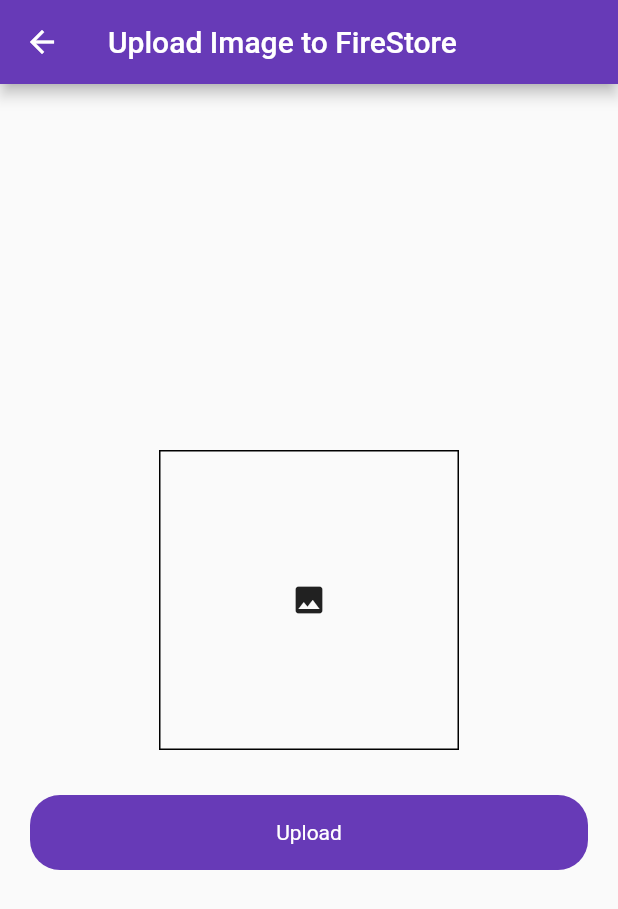
After one commit to azix-khan/evalution, a Flutter app: the UploadImageScreen screen opened directly, after a tap on the "image" icon, on a phone screen of 412 x 824 dp. The commit adds this screen. Shown: the top 909 px of the screen. Run offline on Flutter 3.47's test engine with Material 2 defaults, Android fonts, the phone set to English and light mode, and no system bars; our stand-ins replace cloud_firestore, firebase_auth, firebase_core, firebase_database, firebase_storage, image_picker; accounts and stored records are empty; network calls fail.

Commit message:
FireStore Database

```diff
--- /dev/null
+++ b/lib/ui/upload_image.dart
@@ -0,0 +1,109 @@
+import 'dart:io';
+
+import 'package:evalution/utils/utils.dart';
+import 'package:evalution/widgets/round_button.dart';
+import 'package:firebase_database/firebase_database.dart';
+import 'package:flutter/material.dart';
+import 'package:image_picker/image_picker.dart';
+import 'package:firebase_storage/firebase_storage.dart' as fiebase_storage;
+
+class UploadImageScreen extends StatefulWidget {
+  const UploadImageScreen({Key? key}) : super(key: key);
+
+  @override
+  State<UploadImageScreen> createState() => _UploadImageScreenState();
+}
+
+class _UploadImageScreenState extends State<UploadImageScreen> {
+  bool loading = false;
+  File? _image;
+  final picker = ImagePicker();
+  fiebase_storage.FirebaseStorage storage =
+      fiebase_storage.FirebaseStorage.instance;
+  DatabaseReference databaseRef = FirebaseDatabase.instance.ref('POST');
+  Future<void> getGalleryImage() async {
+    final pickedFile = await picker.pickImage(
+      source: ImageSource.gallery,
+      imageQuality: 80,
+    );
+    setState(() {
+      if (pickedFile != null) {
+        _image = File(pickedFile.path);
+      } else {
+        print('No Image Picked');
+      }
+    });
+  }
+
+  @override
+  Widget build(BuildContext context) {
+    return Scaffold(
+      appBar: AppBar(
+        title: const Text('Upload Image to FireStore'),
+      ),
+      body: Padding(
+        padding: const EdgeInsets.symmetric(horizontal: 20),
+        child: Column(
+          mainAxisAlignment: MainAxisAlignment.center,
+          crossAxisAlignment: CrossAxisAlignment.center,
+          children: [
+            Center(
+              child: InkWell(
+                onTap: () {
+                  getGalleryImage();
+                },
+                child: Container(
+                  height: 200,
+                  width: 200,
+                  decoration:
+                      BoxDecoration(border: Border.all(color: Colors.black)),
+                  child: _image != null
+                      ? Image.file(_image!.absolute)
+                      : const Center(
+                          child: Icon(Icons.image),
+                        ),
+                ),
+              ),
+            ),
+            const SizedBox(
+              height: 30,
+            ),
+            RoundButton(
+                title: 'Upload',
+                loading: loading,
+                onTap: () async {
+                  setState(() {
+                    loading = true;
+                  });
+                  String id = DateTime.now().microsecondsSinceEpoch.toString();
+                  fiebase_storage.Reference ref = fiebase_storage
+                      .FirebaseStorage.instance
+                      .ref('/azixkhan/' + id);
+                  fiebase_storage.UploadTask uploadTask =
+                      ref.putFile(_image!.absolute);
+
+                  Future.value(uploadTask).then((value) async {
+                    var newUrl = await ref.getDownloadURL();
+
+                    databaseRef.child('1').set(
+                        {'id': id, 'title': newUrl.toString()}).then((value) {
+                      setState(() {
+                        loading = false;
+                      });
+                      Utils().toastMessage('Image Uploaded');
+                    }).onError((error, stackTrace) {
+                      setState(() {
+                        loading = false;
+                      });
+                      Utils().toastMessage(error.toString());
+                    });
+                  }).onError((error, stackTrace) {
+                    Utils().toastMessage(error.toString());
+                  });
+                })
+          ],
+        ),
+      ),
+    );
+  }
+}
--- a/pubspec.yaml
+++ b/pubspec.yaml
@@ -41,6 +41,7 @@
   cloud_firestore: ^4.8.5
   fluttertoast: ^8.2.2
   firebase_database: ^10.2.5
+  image_picker: ^1.0.4
 
 dev_dependencies:
   flutter_test:
```
Also changed, not shown: lib/firebase_services/splash_services.dart (+4 -5 lines), lib/home_screen.dart (deleted, +0 -34 lines), lib/ui/auth/login_screen.dart (+14 -0 lines), lib/ui/forgot_password.dart (added, +56 -0 lines), pubspec.lock, 8 other files.
